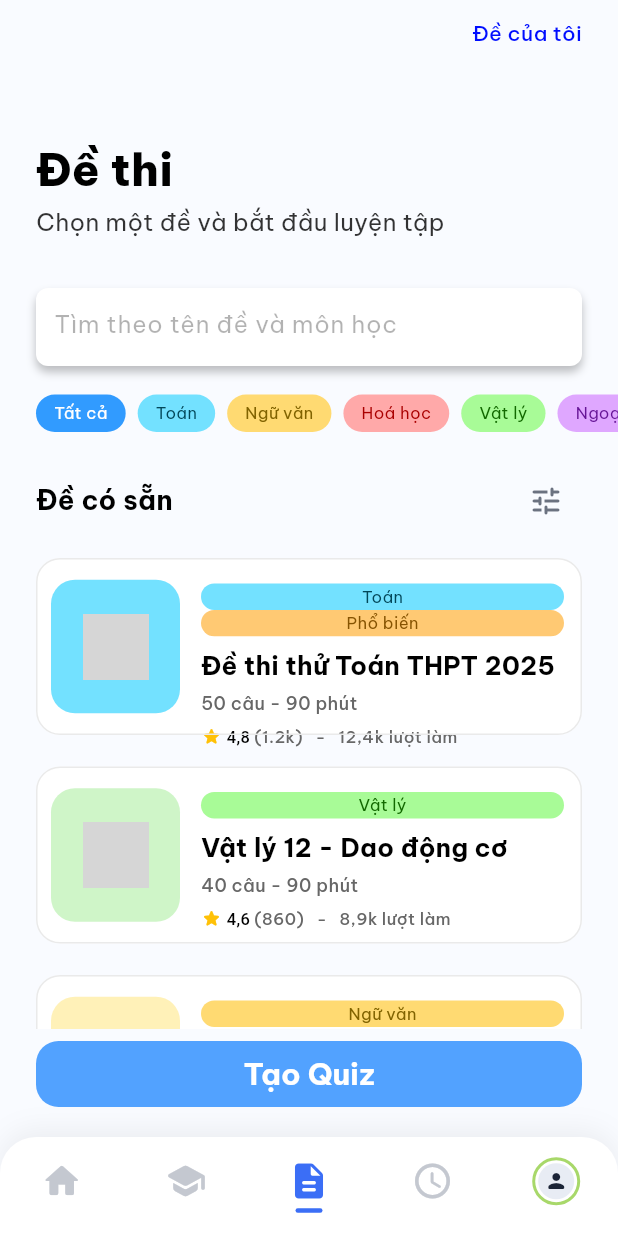
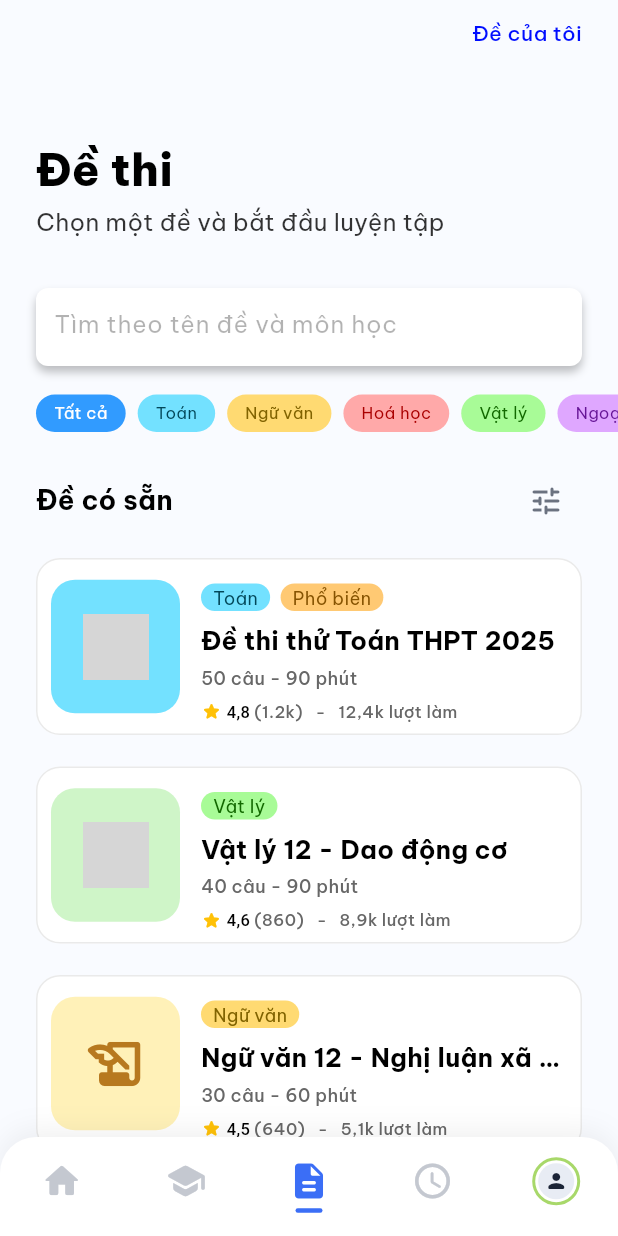
Before and after one commit to TanDuy18/EduQuiz_finalProject, a Flutter app: the ExamsPage screen opened by its route, on a phone screen of 412 x 824 dp. Run offline on Flutter 3.47's test engine with Material 3 defaults, Android fonts, the phone set to English and light mode, and no system bars; our stand-ins replace dio, flutter_riverpod, flutter_secure_storage, flutter_svg, go_router, google_sign_in and 1 more; accounts and stored records are empty; grey boxes are pictures that could not be loaded.

Commit message:
update db_3

```diff
--- a/frontend/mobile/lib/features/exam/presentation/exams_page.dart
+++ b/frontend/mobile/lib/features/exam/presentation/exams_page.dart
@@ -199,32 +199,6 @@ class _ExamsPageState extends ConsumerState<ExamsPage> {
                 ],
               ),
             ),
-            Padding(
-              padding: const EdgeInsets.fromLTRB(24, 8, 24, 20),
-              child: SizedBox(
-                width: double.infinity,
-                height: 44,
-                child: FilledButton(
-                  onPressed: () {}, // TODO: mở màn tạo Quiz
-                  style: FilledButton.styleFrom(
-                    backgroundColor: const Color(0xFF52A2FF),
-                    foregroundColor: Colors.white,
-                    padding: EdgeInsets.zero,
-                    shape: RoundedRectangleBorder(
-                      borderRadius: BorderRadius.circular(15),
-                    ),
-                  ),
-                  child: Text(
-                    'Tạo Quiz',
-                    style: AppTheme.heading(
-                      size: 20,
-                      color: Colors.white,
-                      fontWeight: FontWeight.w700,
-                    ),
-                  ),
-                ),
-              ),
-            ),
           ],
         ),
       ),
--- a/frontend/mobile/lib/features/exam/widgets/exam_card.dart
+++ b/frontend/mobile/lib/features/exam/widgets/exam_card.dart
@@ -22,33 +22,47 @@ class SubjectStyle {
 
 const kSubjectStyles = {
   'Toán': SubjectStyle(
-    chip: Color(0xFF73E1FF), chipText: Color(0xFF024759),
-    tile: Color(0xFF73E1FF), icon: Icons.calculate_rounded,
-    iconColor: Color(0xFF2C7BE5), asset: 'assets/images/exams/math.png',
+    chip: Color(0xFF73E1FF),
+    chipText: Color(0xFF024759),
+    tile: Color(0xFF73E1FF),
+    icon: Icons.calculate_rounded,
+    iconColor: Color(0xFF2C7BE5),
+    asset: 'assets/images/exams/math.png',
   ),
   'Ngữ văn': SubjectStyle(
-    chip: Color(0xFFFFDA72), chipText: Color(0xFF816300),
-    tile: Color(0xFFFFF1B8), icon: Icons.history_edu_rounded,
+    chip: Color(0xFFFFDA72),
+    chipText: Color(0xFF816300),
+    tile: Color(0xFFFFF1B8),
+    icon: Icons.history_edu_rounded,
     iconColor: Color(0xFFB7791F),
   ),
   'Hoá học': SubjectStyle(
-    chip: Color(0xFFFFA9A9), chipText: Color(0xFFAA0000),
-    tile: Color(0xFFFFD0D6), icon: Icons.science_rounded,
+    chip: Color(0xFFFFA9A9),
+    chipText: Color(0xFFAA0000),
+    tile: Color(0xFFFFD0D6),
+    icon: Icons.science_rounded,
     iconColor: Color(0xFFD9477A),
   ),
   'Vật lý': SubjectStyle(
-    chip: Color(0xFFA8FB97), chipText: Color(0xFF126900),
-    tile: Color(0xFFCFF5C8), icon: Icons.bolt_rounded,
-    iconColor: Color(0xFF126900), asset: 'assets/images/exams/atom.png',
+    chip: Color(0xFFA8FB97),
+    chipText: Color(0xFF126900),
+    tile: Color(0xFFCFF5C8),
+    icon: Icons.bolt_rounded,
+    iconColor: Color(0xFF126900),
+    asset: 'assets/images/exams/atom.png',
   ),
   'Ngoại ngữ': SubjectStyle(
-    chip: Color(0xFFDFA7FF), chipText: Color(0xFF661596),
-    tile: Color(0xFFEBD4FF), icon: Icons.public_rounded,
+    chip: Color(0xFFDFA7FF),
+    chipText: Color(0xFF661596),
+    tile: Color(0xFFEBD4FF),
+    icon: Icons.public_rounded,
     iconColor: Color(0xFF661596),
   ),
   'Lịch sử': SubjectStyle(
-    chip: Color(0xFFFF71E0), chipText: Color(0xFF77035E),
-    tile: Color(0xFFFFC9F1), icon: Icons.account_balance_rounded,
+    chip: Color(0xFFFF71E0),
+    chipText: Color(0xFF77035E),
+    tile: Color(0xFFFFC9F1),
+    icon: Icons.account_balance_rounded,
     iconColor: Color(0xFF77035E),
   ),
 };
@@ -83,16 +97,16 @@ class ExamCard extends StatelessWidget {
 
   static const _grey = Color(0xFF676767);
 
-  Widget _pill(String text, Color bg, Color fg) => Container(
-        height: 17.6,
-        padding: const EdgeInsets.symmetric(horizontal: 7),
-        alignment: Alignment.center,
-        decoration: BoxDecoration(
-          color: bg,
-          borderRadius: BorderRadius.circular(28),
-        ),
-        child: Text(text, style: AppTheme.body(size: 11, color: fg, height: 1.1)),
-      );
+  Widget _pill(String text, Color bg, Color fg) => DecoratedBox(
+    decoration: BoxDecoration(
+      color: bg,
+      borderRadius: BorderRadius.circular(28),
+    ),
+    child: Padding(
+      padding: const EdgeInsets.symmetric(horizontal: 8, vertical: 2.2),
+      child: Text(text, style: AppTheme.body(size: 12, color: fg, height: 1.2)),
+    ),
+  );
 
   Widget _tileIcon(SubjectStyle s) {
     final fallback = Icon(s.icon, size: 44, color: s.iconColor);
@@ -149,8 +163,11 @@ class ExamCard extends StatelessWidget {
                             children: [
                               _pill(exam.subject, style.chip, style.chipText),
                               if (exam.popular)
-                                _pill('Phổ biến', const Color(0xFFFFC973),
-                                    const Color(0xFF865301)),
+                                _pill(
+                                  'Phổ biến',
+                                  const Color(0xFFFFC973),
+                                  const Color(0xFF865301),
+                                ),
                             ],
                           ),
                           const SizedBox(height: 9),
@@ -177,8 +194,11 @@ class ExamCard extends StatelessWidget {
                           Row(
                             mainAxisSize: MainAxisSize.min,
                             children: [
-                              const Icon(Icons.star_rounded,
-                                  size: 14, color: Color(0xFFFFC107)),
+                              const Icon(
+                                Icons.star_rounded,
+                                size: 14,
+                                color: Color(0xFFFFC107),
+                              ),
                               const SizedBox(width: 3),
                               Text.rich(
                                 TextSpan(
@@ -190,7 +210,9 @@ class ExamCard extends StatelessWidget {
                                   children: [
                                     TextSpan(
                                       text: exam.rating,
-                                      style: const TextStyle(color: Colors.black),
+                                      style: const TextStyle(
+                                        color: Colors.black,
+                                      ),
                                     ),
                                     TextSpan(
                                       text:
```
Also changed, not shown: 1 other file.
